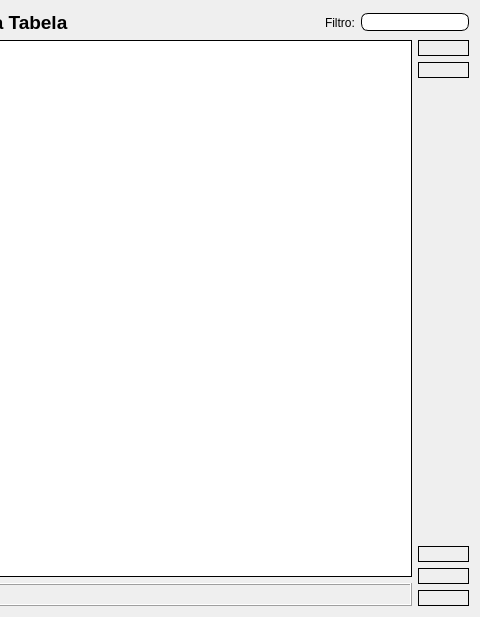
Old version of the form UserInt/ui_MainRef.ui in the repository InUrSys/PescArt2.0; both pictures show x 457 to 937 and y 0 to 617 of the 937 by 617 pixel window.
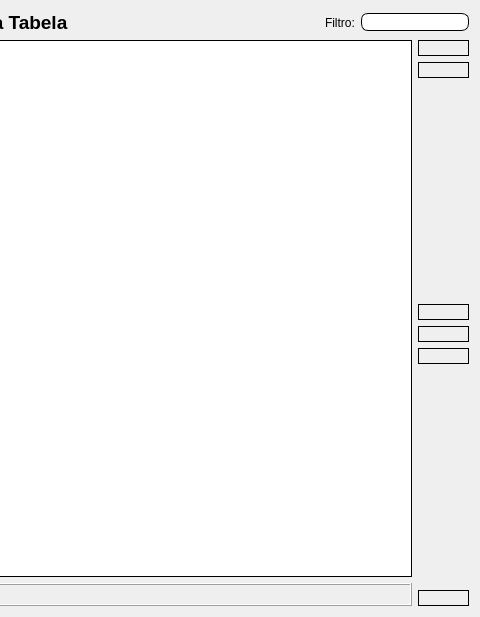
New version of the form. Icons and pictures are not drawn.

Diff of the .ui file:
```diff
--- a/UserInt/ui_MainRef.ui
+++ b/UserInt/ui_MainRef.ui
@@ -243,6 +243,29 @@
        </property>
       </widget>
      </item>
+     <item>
+      <widget class="QPushButton" name="PBVizualizar">
+       <property name="whatsThis">
+        <string>Adicionar</string>
+       </property>
+       <property name="text">
+        <string/>
+       </property>
+       <property name="icon">
+        <iconset resource="icons.qrc">
+         <normaloff>:/newPrefix/Icons/001-medical.png</normaloff>:/newPrefix/Icons/001-medical.png</iconset>
+       </property>
+       <property name="iconSize">
+        <size>
+         <width>25</width>
+         <height>25</height>
+        </size>
+       </property>
+       <property name="flat">
+        <bool>false</bool>
+       </property>
+      </widget>
+     </item>
      <item>
       <widget class="QPushButton" name="PBEditar">
        <property name="whatsThis">
@@ -266,6 +289,19 @@
        </property>
       </widget>
      </item>
+     <item>
+      <spacer name="verticalSpacer_2">
+       <property name="orientation">
+        <enum>Qt::Vertical</enum>
+       </property>
+       <property name="sizeHint" stdset="0">
+        <size>
+         <width>20</width>
+         <height>40</height>
+        </size>
+       </property>
+      </spacer>
+     </item>
      <item>
       <widget class="QPushButton" name="PBCancelar">
        <property name="whatsThis">
```
